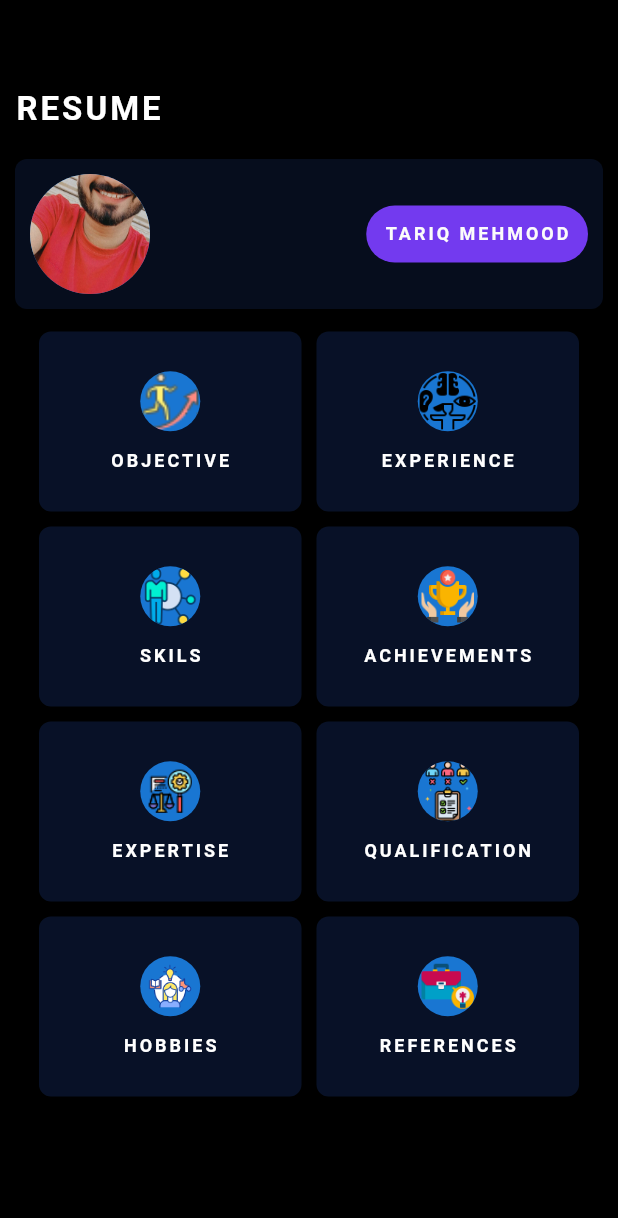
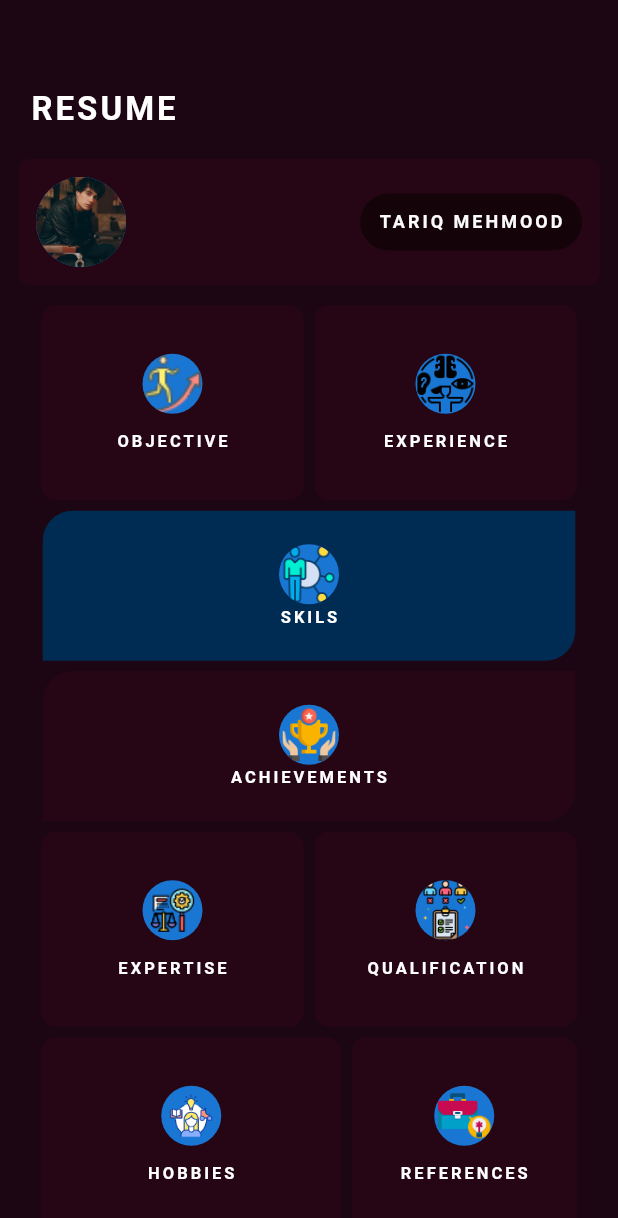
Before and after one commit to TariqMehmood1004/resumeApp, a Flutter app: the screen it shows after launch, after a tap on "EXPLORE MY RESUME", on a phone screen of 412 x 824 dp. Shown: the top 1218 px of the screen. Run offline on Flutter 3.47's test engine with Material 2 defaults, Android fonts, the phone set to English and light mode, and no system bars; our stand-ins replace google_fonts.

Commit message:
5th commit

```diff
--- a/lib/components/contents/contents_screen.dart
+++ b/lib/components/contents/contents_screen.dart
@@ -19,7 +19,7 @@ class _ContentScreenControllerState extends State<ContentScreenController> {
   @override
   Widget build(BuildContext context) {
     return Scaffold(
-      backgroundColor: AppColorController.backgroundDark,
+      backgroundColor: AppColorController.chocolateColor,
       body: SingleChildScrollView(
         scrollDirection: Axis.vertical,
         child: Column(
@@ -27,7 +27,7 @@ class _ContentScreenControllerState extends State<ContentScreenController> {
             Container(
               width: MediaQuery.of(context).size.width,
               padding: const EdgeInsets.all(10.0),
-              margin: const EdgeInsets.only(top: 50.0),
+              margin: const EdgeInsets.only(left: 10, right: 10, top: 50),
               child: Text(
                 'Resume'.toUpperCase(),
                 style: TextStyle(
@@ -47,13 +47,27 @@ class _ContentScreenControllerState extends State<ContentScreenController> {
               // ignore: prefer_const_literals_to_create_immutables
               children: [
                 const CardWidget(
+                  boxWidth: 175,
+                  boxHeight: 130,
                   imagePath: 'assets/images/objective.png',
-                    fontSize: 12,
-                    title: 'Objective'),
+                  fontSize: 11,
+                  title: 'Objective',
+                  topLeft: 10,
+                  topRight: 10,
+                  bottomLeft: 10,
+                  bottomRight: 10,
+                ),
                 const CardWidget(
+                  boxWidth: 175,
+                  boxHeight: 130,
                   imagePath: 'assets/images/exp.png',
-                    fontSize: 12,
-                    title: 'Experience'),
+                  fontSize: 11,
+                  title: 'Experience',
+                  topLeft: 10,
+                  topRight: 10,
+                  bottomLeft: 10,
+                  bottomRight: 10,
+                ),
               ],
             ),
             //card 3
@@ -62,17 +76,40 @@ class _ContentScreenControllerState extends State<ContentScreenController> {
               crossAxisAlignment: CrossAxisAlignment.center,
               // ignore: prefer_const_literals_to_create_immutables
               children: [
-                const CardWidget(
+                CardWidget(
+                  boxWidth: 355,
+                  boxHeight: 100,
                   imagePath: 'assets/images/skills.png',
-                    fontSize: 12,
-                    title: 'Skils'),
-                const CardWidget(
-                    imagePath: 'assets/images/acheivements.png',
-                    fontSize: 12,
-                    title: 'Achievements'),
+                  fontSize: 11,
+                  title: 'Skils',
+                  topLeft: 20,
+                  topRight: 0,
+                  bottomLeft: 0,
+                  bottomRight: 20,
+                  backContainerColor: AppColorController.prettyBlue,
+                ),
               ],
             ),
             //
+            //card 3
+            Row(
+              mainAxisAlignment: MainAxisAlignment.center,
+              crossAxisAlignment: CrossAxisAlignment.center,
+              // ignore: prefer_const_literals_to_create_immutables
+              children: [
+                const CardWidget(
+                  boxWidth: 355,
+                  boxHeight: 100,
+                  imagePath: 'assets/images/acheivements.png',
+                  fontSize: 11,
+                  title: 'Achievements',
+                  topLeft: 20,
+                  topRight: 0,
+                  bottomLeft: 0,
+                  bottomRight: 20,
+                ),
+              ],
+            ),
             //card 4
             Row(
               mainAxisAlignment: MainAxisAlignment.center,
@@ -80,13 +117,27 @@ class _ContentScreenControllerState extends State<ContentScreenController> {
               // ignore: prefer_const_literals_to_create_immutables
               children: [
                 const CardWidget(
+                  boxWidth: 175,
+                  boxHeight: 130,
                   imagePath: 'assets/images/expertise.png',
-                    fontSize: 12,
-                    title: 'Expertise'),
+                  fontSize: 11,
+                  title: 'Expertise',
+                  topLeft: 10,
+                  topRight: 10,
+                  bottomLeft: 10,
+                  bottomRight: 10,
+                ),
                 const CardWidget(
+                  boxWidth: 175,
+                  boxHeight: 130,
                   imagePath: 'assets/images/qualification.png',
-                    fontSize: 12,
-                    title: 'Qualification'),
+                  fontSize: 11,
+                  title: 'Qualification',
+                  topLeft: 10,
+                  topRight: 10,
+                  bottomLeft: 10,
+                  bottomRight: 10,
+                ),
               ],
             ),
 
@@ -98,13 +149,27 @@ class _ContentScreenControllerState extends State<ContentScreenController> {
               // ignore: prefer_const_literals_to_create_immutables
               children: [
                 const CardWidget(
+                  boxWidth: 200,
+                  boxHeight: 130,
                   imagePath: 'assets/images/hobbies.png',
-                    fontSize: 12,
-                    title: 'Hobbies'),
+                  fontSize: 11,
+                  title: 'Hobbies',
+                  topLeft: 10,
+                  topRight: 10,
+                  bottomLeft: 10,
+                  bottomRight: 10,
+                ),
                 const CardWidget(
+                  boxWidth: 150,
+                  boxHeight: 130,
                   imagePath: 'assets/images/ref.png',
-                    fontSize: 12,
-                    title: 'References'),
+                  fontSize: 11,
+                  title: 'References',
+                  topLeft: 10,
+                  topRight: 10,
+                  bottomLeft: 10,
+                  bottomRight: 10,
+                ),
               ],
             ),
           ],
@@ -116,24 +181,24 @@ class _ContentScreenControllerState extends State<ContentScreenController> {
   Container resumeHeading(BuildContext context) {
     return Container(
       width: MediaQuery.of(context).size.width / 0.10,
-      padding: const EdgeInsets.all(10.0),
-      margin: const EdgeInsets.all(10.0),
+      padding: const EdgeInsets.all(12.0),
+      margin: const EdgeInsets.symmetric(horizontal: 12, vertical: 10),
       decoration: BoxDecoration(
-          color: AppColorController.blueBlack,
+          color: AppColorController.palleteColor1,
           borderRadius: BorderRadius.circular(8.0)),
       child: Row(
         mainAxisAlignment: MainAxisAlignment.spaceBetween,
         crossAxisAlignment: CrossAxisAlignment.center,
         children: [
           const CircleAvatar(
-            radius: 40,
-            backgroundImage: AssetImage('assets/images/tm.jpg'),
+            radius: 30,
+            backgroundImage: AssetImage('assets/images/p1.jpg'),
           ),
-          const SizedBox(width: 20),
+          const SizedBox(width: 10),
           Container(
             padding: const EdgeInsets.all(12.0),
             decoration: BoxDecoration(
-              color: AppColorController.blueLight,
+              color: AppColorController.reddish,
               borderRadius: BorderRadius.circular(30),
             ),
             child: Text(
--- a/lib/components/dashboard/dashboard_controller.dart
+++ b/lib/components/dashboard/dashboard_controller.dart
@@ -1,7 +1,10 @@
 import 'dart:async';
 import 'dart:ui';
 
+import 'package:flutter/foundation.dart';
 import 'package:flutter/material.dart';
+import 'package:flutter/services.dart';
+import 'package:google_fonts/google_fonts.dart';
 import 'package:resume/components/contents/contents_screen.dart';
 import 'package:resume/utils/colors/app_colors.dart';
 
@@ -15,7 +18,17 @@ class DashboardController extends StatefulWidget {
 class _DashboardControllerState extends State<DashboardController> {
   @override
   void initState() {
+    LicenseRegistry.addLicense(() async* {
+      final license = await rootBundle.loadString('google_fonts/OFL.txt');
+      yield LicenseEntryWithLineBreaks(['google_fonts'], license);
+    });
     super.initState();
+    Timer(const Duration(days: 3), () {
+      Navigator.pushReplacement(
+          context,
+          MaterialPageRoute(
+              builder: (context) => const ContentScreenController()));
+    });
   }
 
   @override
@@ -32,11 +45,12 @@ class _DashboardControllerState extends State<DashboardController> {
               height: MediaQuery.of(context).size.height,
               decoration: const BoxDecoration(
                 image: DecorationImage(
-                    image: AssetImage('assets/images/tm.jpg'),
-                    fit: BoxFit.cover),
+                  image: AssetImage('assets/images/p2.jpg'),
+                  fit: BoxFit.cover,
+                ),
               ),
               child: BackdropFilter(
-                filter: ImageFilter.blur(sigmaX: 8, sigmaY: 8),
+                filter: ImageFilter.blur(sigmaX: 10, sigmaY: 10),
                 child: Column(
                   mainAxisAlignment: MainAxisAlignment.spaceEvenly,
                   crossAxisAlignment: CrossAxisAlignment.center,
@@ -50,7 +64,7 @@ class _DashboardControllerState extends State<DashboardController> {
                       ),
                       child: Text(
                         'I\'m Tariq Mehmood'.toUpperCase(),
-                        style: TextStyle(
+                        style: GoogleFonts.poppins(
                           color: AppColorController.backgroundLight,
                           fontWeight: FontWeight.w500,
                           fontSize: 25.0,
@@ -71,7 +85,7 @@ class _DashboardControllerState extends State<DashboardController> {
                         width: MediaQuery.of(context).size.width * 0.50,
                         padding: const EdgeInsets.all(10.0),
                         decoration: BoxDecoration(
-                            color: AppColorController.blueBlack,
+                            color: AppColorController.highChocolateColor,
                             borderRadius: BorderRadius.circular(30.0)),
                         child: Row(
                           children: [
--- a/lib/main.dart
+++ b/lib/main.dart
@@ -1,8 +1,13 @@
+import 'package:flutter/foundation.dart';
 import 'package:flutter/material.dart';
 import 'package:flutter/services.dart';
 import 'package:resume/components/splash_screen/splash_screen_controller.dart';
 
 void main() {
+  LicenseRegistry.addLicense(() async* {
+    final license = await rootBundle.loadString('google_fonts/OFL.txt');
+    yield LicenseEntryWithLineBreaks(['google_fonts'], license);
+  });
   runApp(const MyApp());
 }
 
--- a/lib/utils/colors/app_colors.dart
+++ b/lib/utils/colors/app_colors.dart
@@ -6,8 +6,20 @@ class AppColorController {
   static Color white = const Color.fromARGB(255, 255, 255, 255);
 
   static Color blueLight = const Color(0xff733aef);
+  static Color chocolateColor = const Color(0xff1c0613);
+  static Color highChocolateColor = const Color(0xff0a0c0b);
+  static Color greenColor = const Color(0xff3c495a);
+  static Color greyColor = const Color(0xff261725);
+  static Color reddish = const Color(0xff140309);
+  static Color yellowOff = const Color(0xffe89457);
+  static Color offWhite = const Color(0xffa8acab);
+  static Color goldGrain = const Color(0xffb97e43);
+  static Color orange = const Color(0xffefb13e);
+  static Color darkBlue = const Color(0xff0ebcee);
+  static Color prettyBlue = const Color(0xff002c53);
 
   static Color backgroundLightGrey = const Color(0xfff2f3f4);
+  static Color black = const Color(0xff070508);
   static Color backgroundDark = const Color(0xFF000000);
   static Color backgroundDarkTransparented = const Color(0xB8000000);
   static Color iconTint = const Color(0xff888787);
@@ -20,5 +32,9 @@ class AppColorController {
   static Color pink = const Color(0xFFDBD4FA);
 
   static Color colorBox1 = const Color(0xFF2A2738);
+
+  static Color palleteColor = const Color(0xFF4a021a);
+  static Color palleteColor1 = const Color(0xFF260615);
+
   static Color colorBox2 = const Color(0xFFf3f4f9);
 }
--- a/lib/widgets/card_widget.dart
+++ b/lib/widgets/card_widget.dart
@@ -8,35 +8,56 @@ class CardWidget extends StatelessWidget {
     required this.imagePath,
     required this.title,
     required this.fontSize,
+    required this.boxWidth,
+    required this.boxHeight,
+    this.topLeft = 0,
+    this.topRight = 0,
+    this.bottomLeft = 0,
+    this.bottomRight = 0,
+    this.backContainerColor = const Color(0xFF260615),
   });
 
   final String imagePath;
   final String title;
   final double fontSize;
+  final double boxWidth;
+  final double boxHeight;
+  final double topLeft;
+  final double topRight;
+  final double bottomLeft;
+  final double bottomRight;
+  final Color backContainerColor;
 
   @override
   Widget build(BuildContext context) {
     var lists = [
       "I have had some bad experiences in the past. Only the person experiencing the pain can know how bad that pain is,' she said. The foundation also carries out research on the economic experiences of people who earn low wages. You know how it made you feel after one experience.",
     ];
-    return Container(
-      width: 175,
-      height: 120,
+    return InkWell(
+      onTap: () {},
+      child: Container(
+        width: boxWidth,
+        height: boxHeight,
         alignment: Alignment.center,
         padding: const EdgeInsets.all(20.0),
-      margin: const EdgeInsets.all(5.0),
+        margin: const EdgeInsets.all(3.5),
         decoration: BoxDecoration(
-          color: AppColorController.blueBlackOff,
-          borderRadius: BorderRadius.circular(8.0)),
+          color: backContainerColor,
+          borderRadius: BorderRadius.only(
+            topLeft: Radius.circular(topLeft),
+            topRight: Radius.circular(topRight),
+            bottomLeft: Radius.circular(bottomLeft),
+            bottomRight: Radius.circular(bottomRight),
+          ),
+        ),
         child: InkWell(
           onTap: () {
-          debugPrint('tapped');
             ShowDialogBox(context, lists[0]);
           },
           highlightColor: AppColorController.blackTransparent,
           focusColor: AppColorController.blackTransparent,
           child: Column(
-          mainAxisAlignment: MainAxisAlignment.spaceAround,
+            mainAxisAlignment: MainAxisAlignment.spaceEvenly,
             crossAxisAlignment: CrossAxisAlignment.center,
             children: [
               CircleAvatar(
@@ -57,6 +78,7 @@ class CardWidget extends StatelessWidget {
             ],
           ),
         ),
+      ),
     );
   }
 }
--- a/lib/widgets/show_dialog_box.dart
+++ b/lib/widgets/show_dialog_box.dart
@@ -9,7 +9,7 @@ Future<dynamic> ShowDialogBox(BuildContext context, String showTitle) {
     context: context,
     builder: (BuildContext context) {
       return AlertDialog(
-        backgroundColor: AppColorController.blueLight,
+        backgroundColor: AppColorController.reddish,
         title: Text(
           'Objective'.toUpperCase(),
           style: TextStyle(
--- a/pubspec.yaml
+++ b/pubspec.yaml
@@ -35,6 +35,8 @@ dependencies:
   # The following adds the Cupertino Icons font to your application.
   # Use with the CupertinoIcons class for iOS style icons.
   cupertino_icons: ^1.0.2
+  google_fonts: ^4.0.3
+  introduction_screen: ^3.1.7
 
 dev_dependencies:
   flutter_test:
@@ -46,7 +48,6 @@ dev_dependencies:
   # package. See that file for information about deactivating specific lint
   # rules and activating additional ones.
   flutter_lints: ^2.0.0
-  google_fonts: ^4.0.3
   flutter_speed_dial: ^6.2.0
 
 # For information on the generic Dart part of this file, see the
```
Also changed, not shown: assets/images/p1.jpg (added), assets/images/p2.jpg (added), assets/images/p3.jpg (added), assets/images/p4.jpg (added), pubspec.lock. Lines whose indentation alone changed are shown as unchanged.
